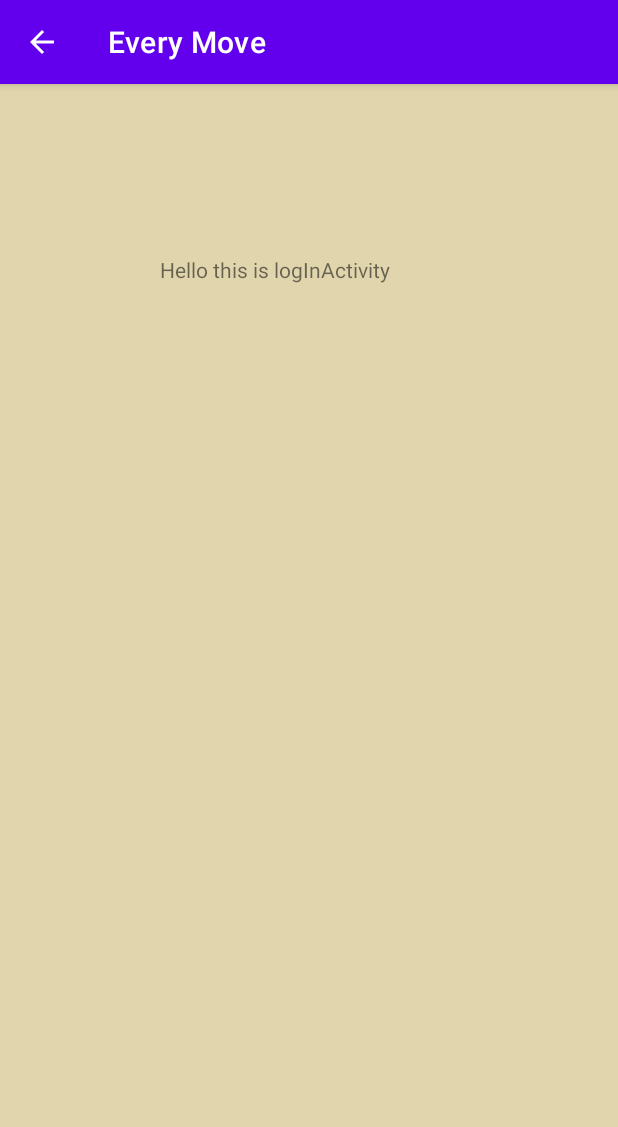
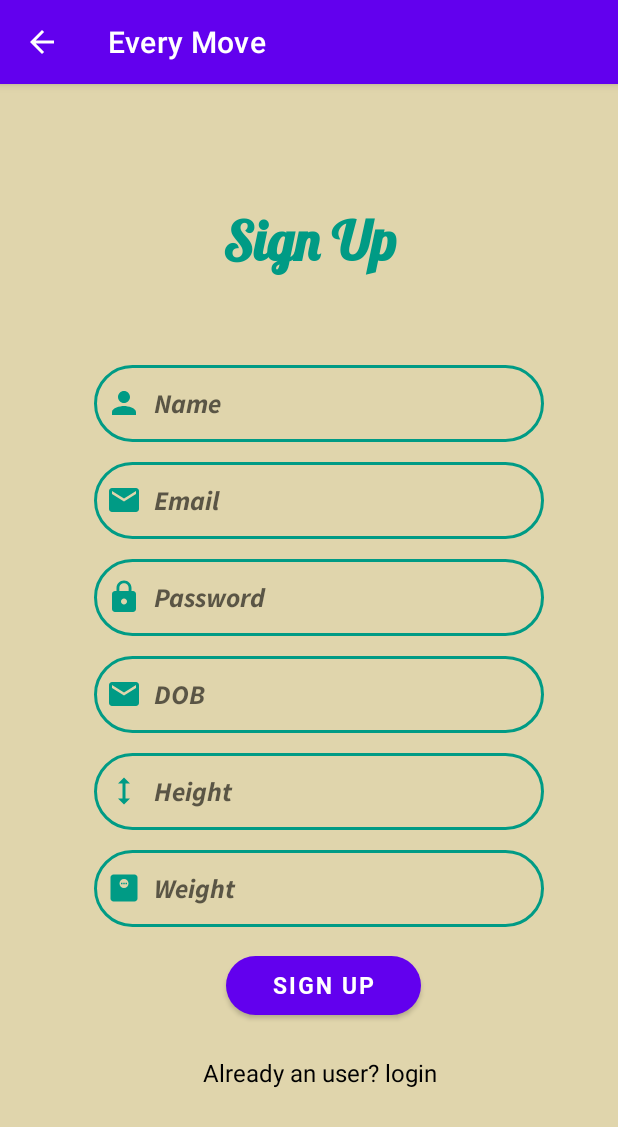
Before and after one commit to thecodemonster1/EveryMove_App, an Android app: the logInActivity screen opened directly, with no data from a screen before it, on a phone screen of 412 x 824 dp. Shown: the top 1127 px of the screen. Run offline under Robolectric (Android 15) with nearby library versions, the phone set to English and light mode, and no system bars; Roboto replaces fonts that are not available here.

Commit message:
update the file to everymove theme

```diff
--- a/app/src/main/AndroidManifest.xml
+++ b/app/src/main/AndroidManifest.xml
@@ -28,6 +28,10 @@
                 <category android:name="android.intent.category.LAUNCHER" />
             </intent-filter>
         </activity>
+
+        <meta-data
+            android:name="preloaded_fonts"
+            android:resource="@array/preloaded_fonts" />
     </application>
 
 </manifest>
--- a/app/src/main/res/layout/activity_log_in.xml
+++ b/app/src/main/res/layout/activity_log_in.xml
@@ -14,16 +14,143 @@
         android:padding="15dp">
 
         <TextView
-            android:id="@+id/textView"
-            android:layout_width="wrap_content"
+            android:id="@+id/textview1"
+            android:layout_width="match_parent"
             android:layout_height="wrap_content"
+            android:text="Sign Up"
+            android:fontFamily="@font/lobster"
+            android:layout_marginTop="51dp"
+            android:textSize="36dp"
+            android:textAlignment="center"
+            android:textStyle="bold"
+            android:textColor="#009B85"/>
+
+        <EditText
+            android:id="@+id/signup_name"
+            android:layout_width="300dp"
+            android:layout_height="51dp"
+            android:layout_below="@+id/textview1"
             android:layout_alignParentStart="true"
-            android:layout_alignParentTop="true"
-            android:layout_marginStart="76dp"
-            android:layout_marginTop="83dp"
-            android:text="Hello this is logInActivity"
-            tools:layout_editor_absoluteX="158dp"
-            tools:layout_editor_absoluteY="48dp" />
+            android:layout_marginStart="32dp"
+            android:layout_marginLeft="30dp"
+            android:layout_marginTop="51dp"
+            android:background="@drawable/button_boarder"
+            android:drawableLeft="@drawable/baseline_person_24"
+            android:drawablePadding="8dp"
+            android:fontFamily="@font/source"
+            android:hint="Name"
+            android:padding="8dp"
+            android:textColor="@color/black" />
+
+        <EditText
+            android:id="@+id/signup_email"
+            android:layout_width="300dp"
+            android:layout_height="51dp"
+            android:layout_below="@+id/signup_name"
+            android:layout_alignParentStart="true"
+            android:layout_marginStart="32dp"
+            android:layout_marginLeft="50dp"
+            android:layout_marginTop="13dp"
+            android:background="@drawable/button_boarder"
+            android:drawableLeft="@drawable/baseline_email_24"
+            android:drawablePadding="8dp"
+            android:fontFamily="@font/source"
+            android:hint="Email"
+            android:padding="8dp"
+            android:textColor="@color/black" />
+
+        <EditText
+            android:id="@+id/signup_password"
+            android:layout_width="300dp"
+            android:layout_height="51dp"
+            android:layout_below="@+id/signup_email"
+            android:layout_alignParentStart="true"
+            android:layout_marginStart="32dp"
+            android:layout_marginLeft="30dp"
+            android:layout_marginTop="13dp"
+            android:background="@drawable/button_boarder"
+            android:drawableLeft="@drawable/baseline_lock_24"
+            android:drawablePadding="8dp"
+            android:fontFamily="@font/source"
+            android:hint="Password"
+            android:padding="8dp"
+            android:textColor="@color/black" />
+
+        <EditText
+            android:layout_width="300dp"
+            android:layout_height="51dp"
+            android:id="@+id/signup_dob"
+            android:layout_below="@+id/signup_password"
+            android:layout_marginStart="32dp"
+            android:layout_marginLeft="30dp"
+            android:layout_marginTop="13dp"
+            android:background="@drawable/button_boarder"
+            android:padding="8dp"
+            android:hint="DOB"
+            android:fontFamily="@font/source"
+            android:drawableLeft="@drawable/baseline_email_24"
+            android:drawablePadding="8dp"
+            android:textColor="@color/black"/>
+
+        <EditText
+            android:id="@+id/signup_height"
+            android:layout_width="300dp"
+            android:layout_height="51dp"
+            android:layout_below="@+id/signup_dob"
+            android:layout_marginStart="32dp"
+            android:layout_marginLeft="30dp"
+            android:layout_marginTop="13dp"
+            android:background="@drawable/button_boarder"
+            android:padding="8dp"
+            android:hint="Height"
+            android:fontFamily="@font/source"
+            android:drawableLeft="@drawable/baseline_height_24"
+            android:drawablePadding="8dp"
+            android:textColor="@color/black"/>
+
+        <EditText
+            android:id="@+id/signup_weight"
+            android:layout_width="300dp"
+            android:layout_height="51dp"
+            android:layout_below="@+id/signup_height"
+            android:layout_marginStart="32dp"
+            android:layout_marginLeft="30dp"
+            android:layout_marginTop="13dp"
+            android:background="@drawable/button_boarder"
+            android:padding="8dp"
+            android:hint="Weight"
+            android:fontFamily="@font/source"
+            android:drawableLeft="@drawable/baseline_monitor_weight_24"
+            android:drawablePadding="8dp"
+            android:textColor="@color/black"/>
+
+        <Button
+            android:text="Sign Up"
+            android:fontFamily="@font/roboto"
+            android:id="@+id/sighnup_button"
+            android:layout_width="130dp"
+            android:layout_height="51dp"
+            android:layout_below="@+id/signup_weight"
+            android:layout_marginStart="120dp"
+            android:layout_marginLeft="30dp"
+            android:layout_marginTop="13dp"
+            android:textSize="15dp"
+            app:cornerRadius="40dp"/>
+
+        <TextView
+            android:id="@+id/loginRedirectText"
+            android:layout_width="300dp"
+            android:layout_height="51dp"
+            android:layout_below="@+id/sighnup_button"
+            android:layout_gravity="center"
+            android:layout_marginStart="32dp"
+            android:layout_marginLeft="30dp"
+            android:layout_marginTop="13dp"
+            android:padding="8dp"
+            android:text="Already an user? login"
+            android:textAlignment="center"
+            android:textColor="@color/black"
+            android:textSize="16sp" />
     </RelativeLayout>
 
 </ScrollView>
```
